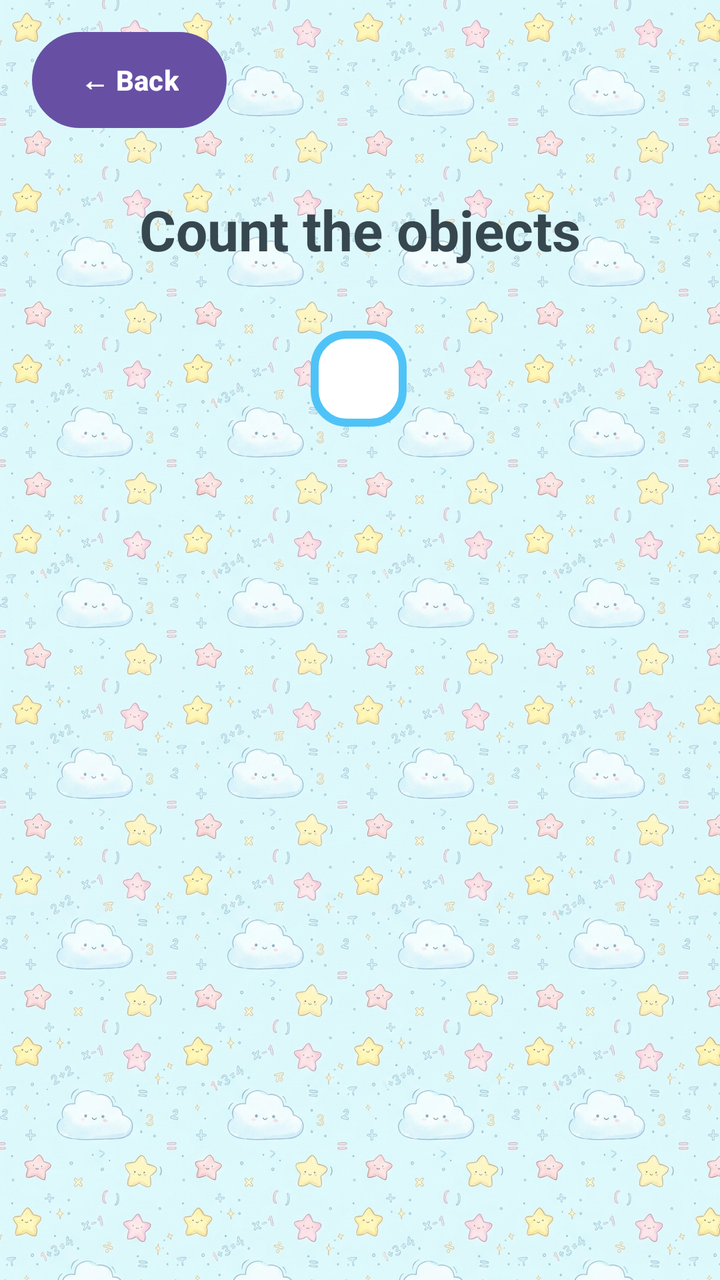
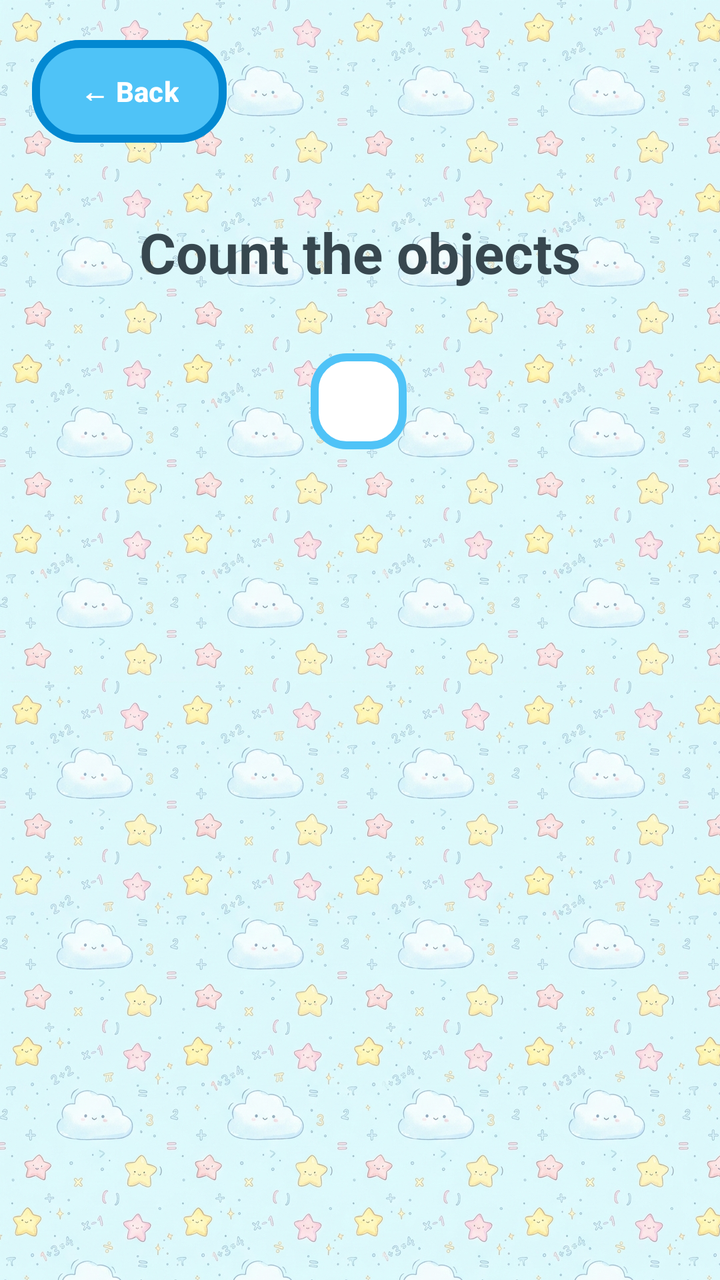

An Android layout rendered at two revisions. The XML below is the earlier revision; the diff shows what the commit changed to produce the second picture.
<!-- AndroidManifest.xml: application theme Theme.P1Chai_Boon_Hong2206806 -->
<!-- res/layout/activity_association.xml -->
<?xml version="1.0" encoding="utf-8"?>
<androidx.constraintlayout.widget.ConstraintLayout xmlns:android="http://schemas.android.com/apk/res/android"
    xmlns:app="http://schemas.android.com/apk/res-auto"
    xmlns:tools="http://schemas.android.com/tools"
    android:layout_width="match_parent"
    android:layout_height="match_parent"
    android:background="@drawable/bg_pattern_tiled"
    android:fitsSystemWindows="true"
    tools:context=".AssociationActivity"
    tools:ignore="Overdraw"
    tools:layout_editor_absoluteX="-1dp"
    tools:layout_editor_absoluteY="0dp">

    <Button
        android:id="@+id/btnBack"
        android:layout_width="wrap_content"
        android:layout_height="wrap_content"
        android:layout_margin="16dp"
        android:background="@drawable/btn_rounded_primary"
        android:text="@string/back"
        android:textColor="@color/white"
        android:textStyle="bold"
        app:layout_constraintStart_toStartOf="parent"
        app:layout_constraintTop_toTopOf="parent" />

    <TextView
        android:id="@+id/tvInstruction"
        android:layout_width="wrap_content"
        android:layout_height="wrap_content"
        android:layout_marginTop="32dp"
        android:text="@string/how_many_objects"
        android:textAlignment="center"
        android:textColor="@color/text_primary"
        android:textSize="28sp"
        android:textStyle="bold"
        app:layout_constraintEnd_toEndOf="parent"
        app:layout_constraintStart_toStartOf="parent"
        app:layout_constraintTop_toBottomOf="@id/btnBack" />

    <GridLayout
        android:id="@+id/objectsGridLayout"
        android:layout_width="wrap_content"
        android:layout_height="wrap_content"
        android:layout_marginTop="32dp"
        android:background="@drawable/bg_rounded_white"
        android:columnCount="3"
        android:rowCount="3"
        android:padding="24dp"
        app:layout_constraintEnd_toEndOf="parent"
        app:layout_constraintHorizontal_bias="0.498"
        app:layout_constraintStart_toStartOf="parent"
        app:layout_constraintTop_toBottomOf="@id/tvInstruction" />

    <GridLayout
        android:id="@+id/optionsContainerLayout"
        android:layout_width="match_parent"
        android:layout_height="wrap_content"
        android:layout_marginTop="32dp"
        android:layout_marginBottom="32dp"
        android:columnCount="2"
        android:padding="8dp"
        android:rowCount="2"
        app:layout_constraintBottom_toBottomOf="parent"
        app:layout_constraintEnd_toEndOf="parent"
        app:layout_constraintStart_toStartOf="parent" />

</androidx.constraintlayout.widget.ConstraintLayout>
<!-- resources referenced by this layout -->
<resources>
  <color name="text_primary">#37474F</color>
  <color name="white">#FFFFFFFF</color>
  <!-- drawable bg_pattern_tiled (drawable) -->
  <?xml version="1.0" encoding="utf-8"?>
  <bitmap xmlns:android="http://schemas.android.com/apk/res/android"
      android:src="@drawable/bg_pattern"
      android:tileMode="repeat" />
  <!-- drawable bg_rounded_white (drawable) -->
  <?xml version="1.0" encoding="utf-8"?>
  <shape xmlns:android="http://schemas.android.com/apk/res/android"
      android:shape="rectangle">
      <solid android:color="#FFFFFF" />
      <corners android:radius="16dp" />
      <stroke
          android:width="4dp"
          android:color="#4FC3F7" />
  </shape>
  <!-- drawable btn_rounded_primary (drawable) -->
  <?xml version="1.0" encoding="utf-8"?>
  <shape xmlns:android="http://schemas.android.com/apk/res/android"
      android:shape="rectangle">
      <solid android:color="@color/btn_primary" />
      <corners android:radius="24dp" />
      <padding
          android:bottom="16dp"
          android:left="24dp"
          android:right="24dp"
          android:top="16dp" />
      <stroke
          android:width="4dp"
          android:color="@color/btn_primary_dark" />
  </shape>
  <string name="back">← Back</string>
  <string name="how_many_objects">Count the objects</string>
  <style name="Theme.P1Chai_Boon_Hong2206806" parent="Base.Theme.P1Chai_Boon_Hong2206806" />
  <!-- drawable bg_pattern: jpg bitmap (drawable-nodpi, 623074 bytes) -->
  <color name="btn_primary">#4FC3F7</color>
  <color name="btn_primary_dark">#0288D1</color>
  <style name="Base.Theme.P1Chai_Boon_Hong2206806" parent="Theme.Material3.DayNight.NoActionBar">
          
          <item name="android:windowBackground">@null</item>
      </style>
</resources>

<!-- the commit's change to res/layout/activity_association.xml (unified diff, before → after) -->
@@ -11,17 +11,52 @@
     tools:layout_editor_absoluteX="-1dp"
     tools:layout_editor_absoluteY="0dp">
 
-    <Button
+    <com.google.android.material.button.MaterialButton
         android:id="@+id/btnBack"
         android:layout_width="wrap_content"
         android:layout_height="wrap_content"
         android:layout_margin="16dp"
-        android:background="@drawable/btn_rounded_primary"
+        app:backgroundTint="@color/btn_primary"
+        app:cornerRadius="24dp"
+        app:strokeWidth="4dp"
+        app:strokeColor="@color/btn_primary_dark"
+        android:paddingTop="16dp"
+        android:paddingBottom="16dp"
+        android:paddingStart="24dp"
+        android:paddingEnd="24dp"
         android:text="@string/back"
         android:textColor="@color/white"
         android:textStyle="bold"
         app:layout_constraintStart_toStartOf="parent"
         app:layout_constraintTop_toTopOf="parent" />
+
+    <TextView
+        android:id="@+id/tvTimer"
+        android:layout_width="wrap_content"
+        android:layout_height="wrap_content"
+        android:text="Time: 0s"
+        android:textColor="@color/text_primary"
+        android:textSize="20sp"
+        android:textStyle="bold"
+        android:layout_marginEnd="16dp"
+        android:visibility="gone"
+        app:layout_constraintEnd_toEndOf="parent"
+        app:layout_constraintTop_toTopOf="@id/btnBack"
+        app:layout_constraintBottom_toBottomOf="@id/btnBack" />
+
+    <TextView
+        android:id="@+id/tvScore"
+        android:layout_width="wrap_content"
+        android:layout_height="wrap_content"
+        android:text="Score: 0"
+        android:textColor="@color/text_primary"
+        android:textSize="20sp"
+        android:textStyle="bold"
+        android:layout_marginEnd="16dp"
+        android:visibility="gone"
+        app:layout_constraintEnd_toStartOf="@id/tvTimer"
+        app:layout_constraintTop_toTopOf="@id/btnBack"
+        app:layout_constraintBottom_toBottomOf="@id/btnBack" />
 
     <TextView
         android:id="@+id/tvInstruction"
<!-- resource entries referenced after the edit -->
@@ -17,21 +17,6 @@
           android:width="4dp"
           android:color="#4FC3F7" />
   </shape>
-  <!-- drawable btn_rounded_primary (drawable) -->
-  <?xml version="1.0" encoding="utf-8"?>
-  <shape xmlns:android="http://schemas.android.com/apk/res/android"
-      android:shape="rectangle">
-      <solid android:color="@color/btn_primary" />
-      <corners android:radius="24dp" />
-      <padding
-          android:bottom="16dp"
-          android:left="24dp"
-          android:right="24dp"
-          android:top="16dp" />
-      <stroke
-          android:width="4dp"
-          android:color="@color/btn_primary_dark" />
-  </shape>
   <string name="back">← Back</string>
   <string name="how_many_objects">Count the objects</string>
   <style name="Theme.P1Chai_Boon_Hong2206806" parent="Base.Theme.P1Chai_Boon_Hong2206806" />
